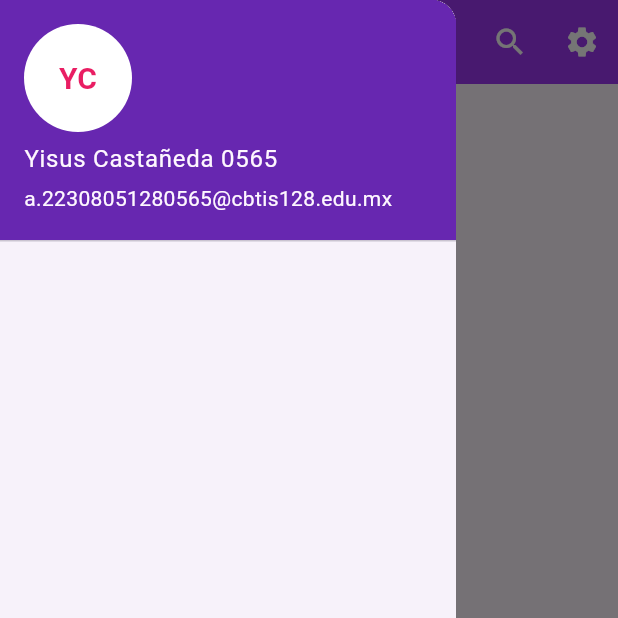
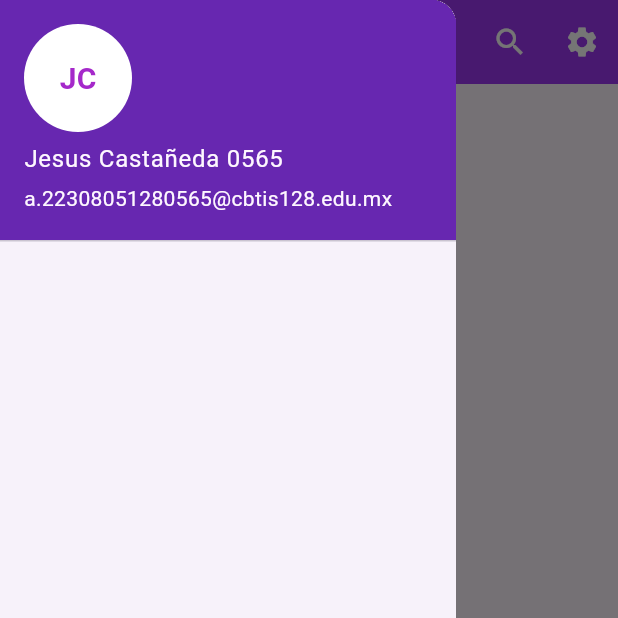
Before and after one commit to Adriel-Castaneda0565/UIII-Act4-Drawer-formulario, a Flutter app: the screen it shows after launch, with the side drawer open, on a phone screen of 412 x 824 dp, the top half of it. Run offline on Flutter 3.47's test engine with Material 3 defaults, Android fonts, the phone set to English and light mode, and no system bars.

Commit message:
agregue avatar

```diff
--- a/lib/homepage.dart
+++ b/lib/homepage.dart
@@ -37,14 +37,14 @@ class HomePage extends StatelessWidget {
           children: [
             UserAccountsDrawerHeader(
               decoration: BoxDecoration(color:const Color.fromARGB(255, 103, 39, 176)),
-              accountName: Text("Yisus Castañeda 0565"),accountEmail: Text("a.22308051280565@cbtis128.edu.mx"),
+              accountName: Text("Jesus Castañeda 0565"),accountEmail: Text("a.22308051280565@cbtis128.edu.mx"),
               currentAccountPicture: GestureDetector(
                 child: CircleAvatar(
                   backgroundColor: Colors.white,
                   child: Text(
-                    "YC",
+                    "JC",
                     style: TextStyle(
-                        color: Colors.pink,
+                        color: const Color.fromARGB(255, 165, 41, 202),
                         fontSize: 20.0,
                         fontWeight: FontWeight.bold),
                   ),
```
Also changed, not shown: recursos/image-3.png (added), 1 other file.
